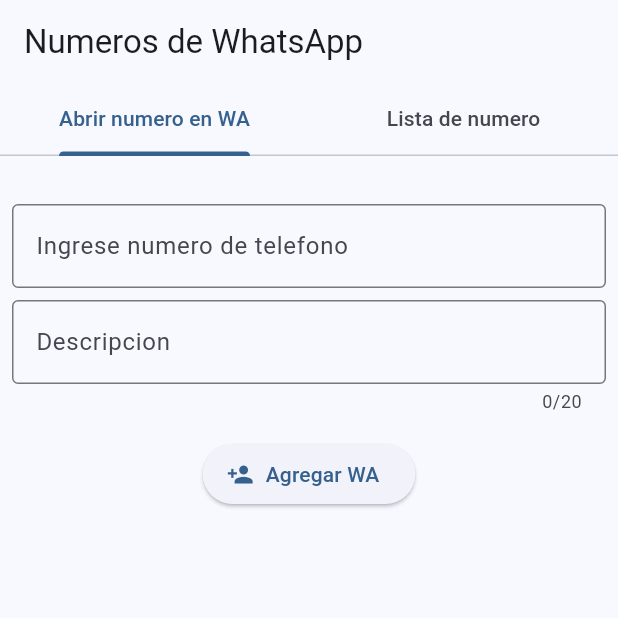
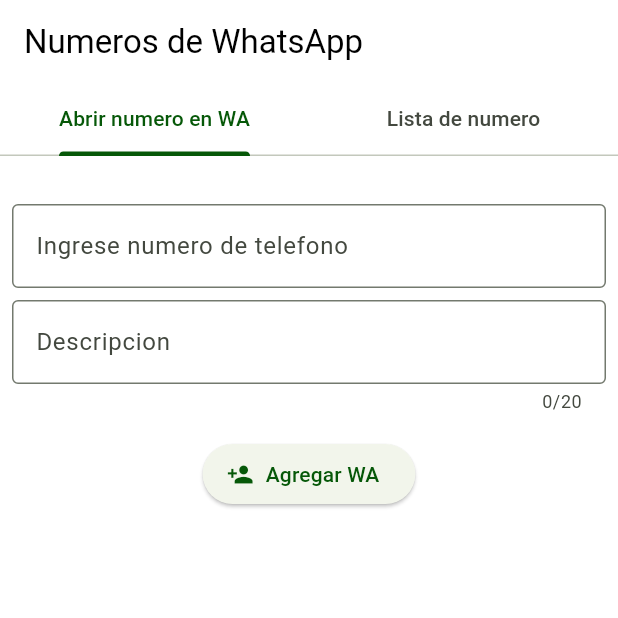
Before and after one commit to paulocrr/whats_app_phones, a Flutter app: the screen it shows after launch, on a phone screen of 412 x 824 dp, the top half of it. Run offline on Flutter 3.47's test engine with Material 2 defaults, Android fonts, the phone set to English and light mode, and no system bars; our stand-ins replace flex_color_scheme, form_field_validator, mask_text_input_formatter, shared_preferences.

Commit message:
feat: Se agrego la libreria de flexthemes

```diff
--- a/lib/my_app.dart
+++ b/lib/my_app.dart
@@ -1,3 +1,4 @@
+import 'package:flex_color_scheme/flex_color_scheme.dart';
 import 'package:flutter/material.dart';
 import 'package:whats_app_phones/pages/my_home_page.dart';
 
@@ -9,10 +10,48 @@ class MyApp extends StatelessWidget {
   Widget build(BuildContext context) {
     return MaterialApp(
       title: 'Flutter Demo',
-      theme: ThemeData(
-        colorScheme: ColorScheme.fromSeed(seedColor: Colors.blue),
+      theme: FlexThemeData.light(
+        colors: const FlexSchemeColor(
+          primary: Color(0xff065808),
+          primaryContainer: Color(0xff9bbc9c),
+          secondary: Color(0xff365b37),
+          secondaryContainer: Color(0xffaebdaf),
+          tertiary: Color(0xff2c7e2e),
+          tertiaryContainer: Color(0xffb8e6b9),
+          appBarColor: Color(0xffb8e6b9),
+          error: Color(0xffb00020),
+        ),
+        surfaceMode: FlexSurfaceMode.levelSurfacesLowScaffold,
+        blendLevel: 9,
+        subThemesData: const FlexSubThemesData(
+          blendOnLevel: 10,
+          blendOnColors: false,
+        ),
+        visualDensity: FlexColorScheme.comfortablePlatformDensity,
         useMaterial3: true,
+        swapLegacyOnMaterial3: true,
       ),
+      darkTheme: FlexThemeData.dark(
+        colors: const FlexSchemeColor(
+          primary: Color(0xff629f80),
+          primaryContainer: Color(0xff273f33),
+          secondary: Color(0xff81b39a),
+          secondaryContainer: Color(0xff4d6b5c),
+          tertiary: Color(0xff88c5a6),
+          tertiaryContainer: Color(0xff356c50),
+          appBarColor: Color(0xff356c50),
+          error: Color(0xffcf6679),
+        ),
+        surfaceMode: FlexSurfaceMode.levelSurfacesLowScaffold,
+        blendLevel: 15,
+        subThemesData: const FlexSubThemesData(
+          blendOnLevel: 20,
+        ),
+        visualDensity: FlexColorScheme.comfortablePlatformDensity,
+        useMaterial3: true,
+        swapLegacyOnMaterial3: true,
+      ),
+      themeMode: ThemeMode.system,
       home: const MyHomePage(),
     );
   }
--- a/pubspec.yaml
+++ b/pubspec.yaml
@@ -40,6 +40,7 @@ dependencies:
   shared_preferences: ^2.1.1
   uuid: ^3.0.7
   url_launcher: ^6.1.11
+  flex_color_scheme: ^7.1.0
 
 dev_dependencies:
   flutter_test:
```
Also changed, not shown: pubspec.lock.
